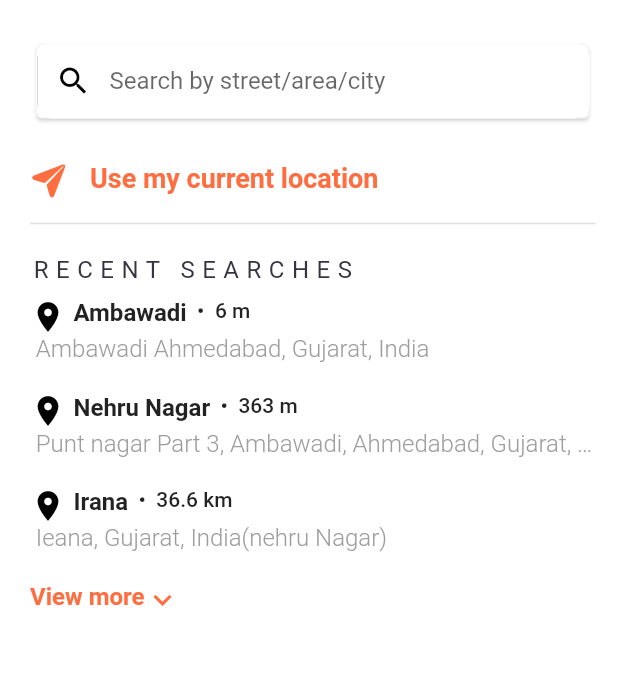
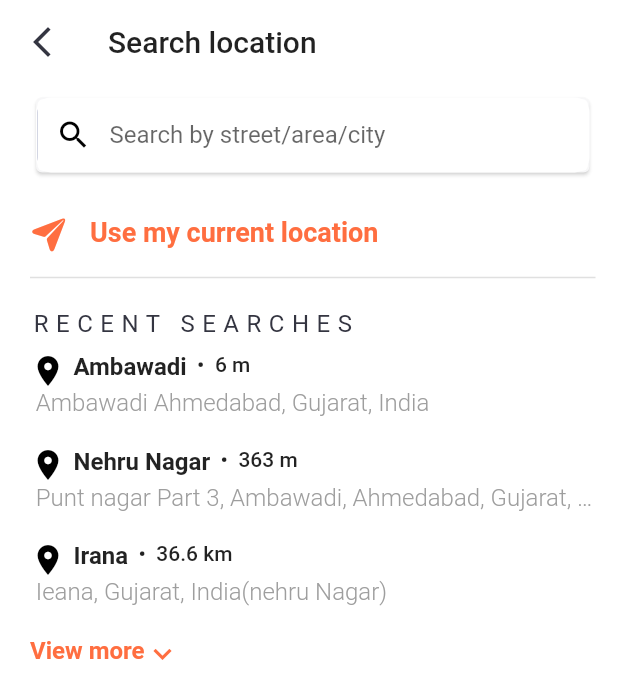
Before and after one commit to HitendraRathod10/Flutter-UI-Kit, a Flutter app: the SearchLocationScreen screen opened directly, on a phone screen of 412 x 824 dp. Shown: the top 699 px of the screen. Run offline on Flutter 3.47's test engine with Material 2 defaults, Android fonts, the phone set to English and light mode, and no system bars; our stand-ins replace awesome_dialog, cached_network_image, carousel_slider, curved_navigation_bar, dots_indicator, flutter_expandable_fab and 10 more; missing offline and left inert: flutter_statusbarcolor_ns; accounts and stored records are empty; generated files the repository leaves out were written again; network calls fail.

Commit message:
UI Changes - search location screen back button

```diff
--- a/lib/Modules/medical/homeScreen/home_widget.dart
+++ b/lib/Modules/medical/homeScreen/home_widget.dart
@@ -140,14 +140,14 @@ class _Home_WidgetState extends State<Home_Widget> {
                     child: Column(
                       children: const [
                         Text(
-                          "Book my",
+                          "Book",
                           style: TextStyle(
                             fontSize: 20,
                             fontWeight: FontWeight.bold,
                           ),
                         ),
                         Text(
-                          "appointment",
+                          "my appointment",
                           style: TextStyle(
                             fontSize: 20,
                             fontWeight: FontWeight.bold,
--- a/lib/Modules/medical/signUp/signUp_screen.dart
+++ b/lib/Modules/medical/signUp/signUp_screen.dart
@@ -245,7 +245,7 @@ class _SignUp_ScreenState extends State<SignUp_Screen>  with TickerProviderState
                               child: Row(
                                 mainAxisAlignment: MainAxisAlignment.center,
                                 children: [
-                                  Text("Don't have an account yet?",style: Theme.of(context).textTheme.titleMedium?.copyWith(),),
+                                  Text("Already have an account ?",style: Theme.of(context).textTheme.titleMedium?.copyWith(),),
                                   Text(" Login",style: Theme.of(context).textTheme.titleLarge?.copyWith(color: AppColor.primary_color,fontWeight: FontWeight.bold,fontSize: 18)),
                                 ],
                               )
--- a/lib/Modules/real_estate/Home/search_location_screen.dart
+++ b/lib/Modules/real_estate/Home/search_location_screen.dart
@@ -23,19 +23,20 @@ class _SearchLocationScreenState extends State<SearchLocationScreen> {
     final providerData = Provider.of<HomeProvider>(context, listen: false);
     return Consumer<HomeProvider>(builder: (BuildContext context, snap, child) {
       return Scaffold(
-          // appBar: AppBar(
-          //   elevation: 0,
-          //   title: Text("Search location", style: Theme.of(context).textTheme.titleLarge?.copyWith()),
-          //   // backgroundColor: AppColor.white,
-          //   leading: InkWell(
-          //       onTap: () {
-          //         Navigator.pop(context);
-          //       },
-          //       child: Icon(Icons.arrow_back_ios_new, color: Theme.of(context).iconTheme.color)),
-          // ),
+          appBar: AppBar(
+            elevation: 0,
+            title: Text("Search location",
+                style: Theme.of(context).textTheme.titleLarge?.copyWith()),
+            leading: InkWell(
+                onTap: () {
+                  Navigator.pop(context);
+                },
+                child: Icon(Icons.arrow_back_ios_new,
+                    color: Theme.of(context).iconTheme.color)),
+          ),
           body: Container(
               // height: MediaQuery.of(context).size.height,
-              padding: const EdgeInsets.fromLTRB(20, 25, 15, 10),
+              padding: const EdgeInsets.fromLTRB(20, 5, 15, 10),
               child: Column(
                 mainAxisAlignment: MainAxisAlignment.start,
                 crossAxisAlignment: CrossAxisAlignment.start,
@@ -78,8 +79,14 @@ class _SearchLocationScreenState extends State<SearchLocationScreen> {
                   GestureDetector(
                     onTap: () {
                       print('On Tap Click');
-                      Navigator.pushAndRemoveUntil(context, MaterialPageRoute(builder: (context)=>BottomNavigationBarScreen()), (route) => false);
-                      Provider.of<HomeProvider>(context,listen: false).onItemTapped(1);
+                      Navigator.pushAndRemoveUntil(
+                          context,
+                          MaterialPageRoute(
+                              builder: (context) =>
+                                  BottomNavigationBarScreen()),
+                          (route) => false);
+                      Provider.of<HomeProvider>(context, listen: false)
+                          .onItemTapped(1);
                       // Navigator.of(context).pop();
                       // snap.onItemTapped(1);
                       // snap.buildScreen[1];
```
